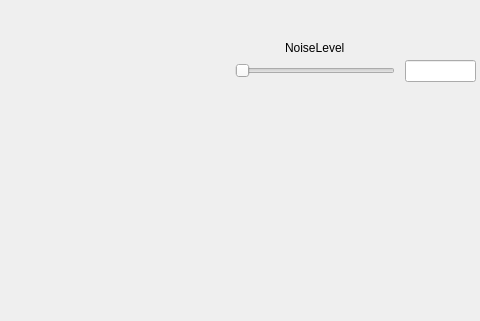
Old version of the form lab1/designed_ui/designed_interface.ui in the repository AlekseyKhaleev/SigNoise-generator; both pictures show x 625 to 1105 and y 0 to 321 of the 1105 by 628 pixel window.
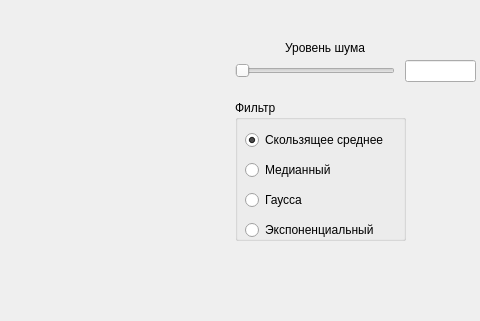
New version of the form.

What changed in the file:
```diff
--- a/lab1/designed_ui/designed_interface.ui
+++ b/lab1/designed_ui/designed_interface.ui
@@ -48,12 +48,12 @@
      <rect>
       <x>910</x>
       <y>40</y>
-      <width>71</width>
+      <width>91</width>
       <height>16</height>
      </rect>
     </property>
     <property name="text">
-     <string>NoiseLevel</string>
+     <string>Уровень шума</string>
     </property>
    </widget>
    <widget class="QLineEdit" name="noise_line">
@@ -66,6 +66,80 @@
      </rect>
     </property>
    </widget>
+   <widget class="QGroupBox" name="filter_box">
+    <property name="geometry">
+     <rect>
+      <x>860</x>
+      <y>100</y>
+      <width>171</width>
+      <height>141</height>
+     </rect>
+    </property>
+    <property name="title">
+     <string>Фильтр</string>
+    </property>
+    <widget class="QRadioButton" name="average_radio">
+     <property name="geometry">
+      <rect>
+       <x>10</x>
+       <y>30</y>
+       <width>161</width>
+       <height>20</height>
+      </rect>
+     </property>
+     <property name="text">
+      <string>Скользящее среднее</string>
+     </property>
+     <property name="checked">
+      <bool>true</bool>
+     </property>
+    </widget>
+    <widget class="QRadioButton" name="median_radio">
+     <property name="enabled">
+      <bool>true</bool>
+     </property>
+     <property name="geometry">
+      <rect>
+       <x>10</x>
+       <y>60</y>
+       <width>95</width>
+       <height>20</height>
+      </rect>
+     </property>
+     <property name="text">
+      <string>Медианный</string>
+     </property>
+     <property name="checked">
+      <bool>false</bool>
+     </property>
+    </widget>
+    <widget class="QRadioButton" name="gausse_radio">
+     <property name="geometry">
+      <rect>
+       <x>10</x>
+       <y>90</y>
+       <width>95</width>
+       <height>20</height>
+      </rect>
+     </property>
+     <property name="text">
+      <string>Гаусса</string>
+     </property>
+    </widget>
+    <widget class="QRadioButton" name="exp_radio">
+     <property name="geometry">
+      <rect>
+       <x>10</x>
+       <y>120</y>
+       <width>151</width>
+       <height>20</height>
+      </rect>
+     </property>
+     <property name="text">
+      <string>Экспоненциальный</string>
+     </property>
+    </widget>
+   </widget>
   </widget>
   <widget class="QStatusBar" name="statusbar"/>
  </widget>
```
